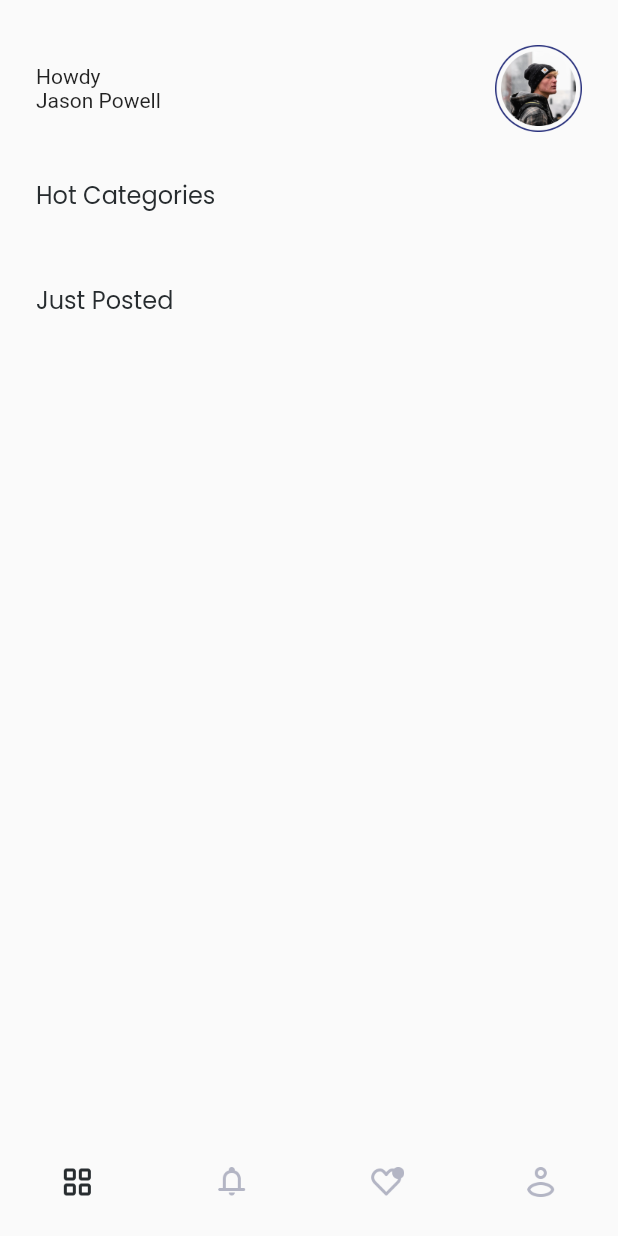
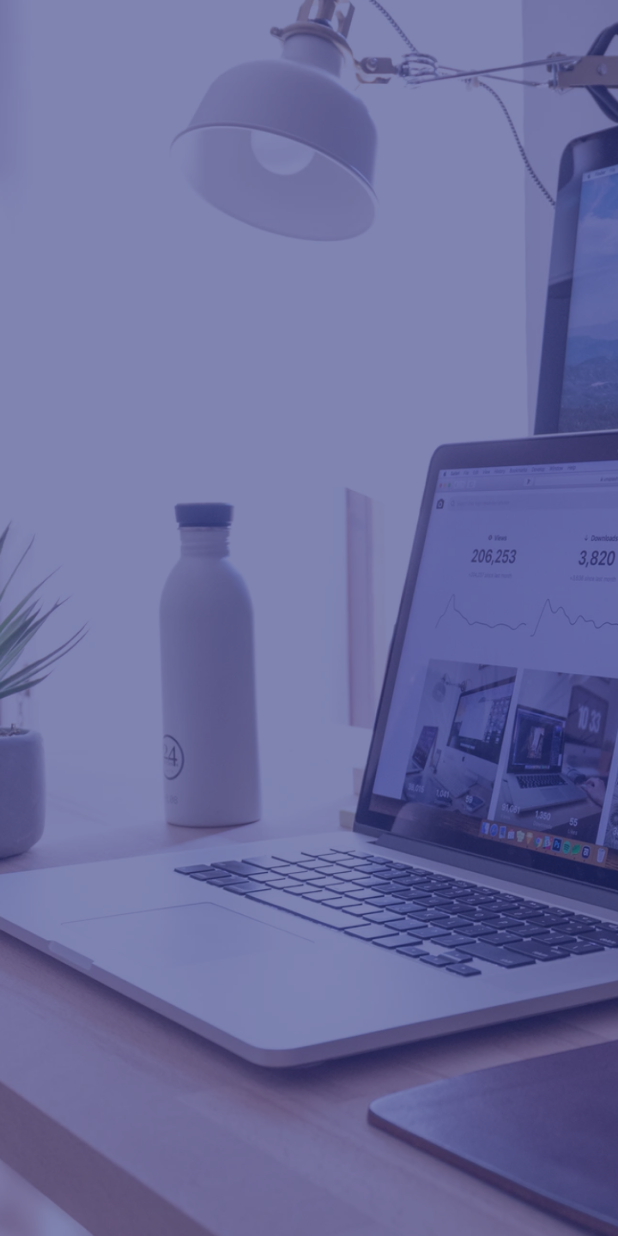
Before and after one commit to soulofjava/ui_bwa, a Flutter app: the screen it shows after launch, on a phone screen of 412 x 824 dp. Run offline on Flutter 3.47's test engine with Material 2 defaults, Android fonts, the phone set to English and light mode, and no system bars; our stand-ins replace google_fonts.

Commit message:
starter page #1

```diff
--- a/lib/main.dart
+++ b/lib/main.dart
@@ -1,5 +1,4 @@
 import 'package:flutter/material.dart';
-import 'package:ui_bwa/pages/Home_page.dart';
 import 'package:ui_bwa/pages/splash_page.dart';
 
 void main() => runApp(MyApp());
@@ -13,7 +12,6 @@ class MyApp extends StatelessWidget {
       debugShowCheckedModeBanner: false,
       routes: {
         '/': (context) => SplashPage(),
-        '/OnBoardingPage': (context) => HomePage(),
       },
     );
   }
--- a/lib/pages/home_page.dart
+++ /dev/null
@@ -1,199 +0,0 @@
-import 'package:flutter/material.dart';
-import 'package:google_fonts/google_fonts.dart';
-// import 'package:job_application/theme.dart';
-// import 'package:job_application/widgets/custom_list.dart';
-// import 'package:job_application/widgets/job_card.dart';
-
-class HomePage extends StatelessWidget {
-  @override
-  Widget build(BuildContext context) {
-    Widget header() {
-      return SafeArea(
-        child: Container(
-          padding: EdgeInsets.only(top: 30, left: 24, right: 24),
-          child: Row(
-            children: [
-              Column(
-                crossAxisAlignment: CrossAxisAlignment.start,
-                children: [
-                  Text(
-                    'Howdy',
-                    // style: titleTextStyle,
-                  ),
-                  Text(
-                    'Jason Powell',
-                    // style: subTitleTextStyle,
-                  ),
-                ],
-              ),
-              Spacer(),
-              Image.asset(
-                'assets/user_pic.png',
-                width: 58,
-                height: 58,
-              )
-            ],
-          ),
-        ),
-      );
-    }
-
-    Widget body() {
-      return Container(
-        child: Column(
-          crossAxisAlignment: CrossAxisAlignment.start,
-          children: [
-            SizedBox(
-              height: 30,
-            ),
-            Padding(
-              padding: EdgeInsets.only(left: 24),
-              child: Text(
-                'Hot Categories',
-                style: GoogleFonts.poppins(
-                  color: Color(0xff272C2F),
-                  fontSize: 16,
-                  fontWeight: FontWeight.w400,
-                ),
-              ),
-            ),
-            SizedBox(
-              height: 16,
-            ),
-            SingleChildScrollView(
-              scrollDirection: Axis.horizontal,
-              child: Padding(
-                padding: EdgeInsets.only(
-                  left: 24,
-                ),
-                child: Row(
-                  children: [
-                    // JobCard(
-                    //   text: 'Website Developer',
-                    //   imageUrl: 'assets/card_category.png',
-                    // ),
-                    // SizedBox(width: 16),
-                    // JobCard(
-                    //   text: 'Mobile Developer',
-                    //   imageUrl: 'assets/card_category2.png',
-                    // ),
-                    // SizedBox(width: 16),
-                    // JobCard(
-                    //   text: 'App Designer',
-                    //   imageUrl: 'assets/card_category_three.png',
-                    // ),
-                    // SizedBox(width: 16),
-                    // JobCard(
-                    //   text: 'Content Writer',
-                    //   imageUrl: 'assets/card_category_four.png',
-                    // ),
-                    // SizedBox(width: 16),
-                    // JobCard(
-                    //   text: 'Video Grapher',
-                    //   imageUrl: 'assets/card_category_five.png',
-                    // ),
-                    SizedBox(width: 16),
-                  ],
-                ),
-              ),
-            ),
-            SizedBox(height: 30),
-            Padding(
-              padding: EdgeInsets.only(left: 24),
-              child: Text(
-                'Just Posted',
-                style: GoogleFonts.poppins(
-                  color: Color(0xff272C2F),
-                  fontSize: 16,
-                  fontWeight: FontWeight.w400,
-                ),
-              ),
-            ),
-            // Padding(
-            //   padding: const EdgeInsets.only(top: 16, left: 24.0),
-            //   child: CustomList(
-            //     imageUrl: 'assets/google-icon.png',
-            //     jobTitle: 'Front-End Developer',
-            //     companyName: 'Google',
-            //   ),
-            // ),
-            // Padding(
-            //   padding: const EdgeInsets.only(top: 16, left: 24.0),
-            //   child: CustomList(
-            //     imageUrl: 'assets/instagram-icon.png',
-            //     jobTitle: 'UI Designer',
-            //     companyName: 'Instagram',
-            //   ),
-            // ),
-            // Padding(
-            //   padding: const EdgeInsets.only(top: 16, left: 24.0),
-            //   child: CustomList(
-            //     imageUrl: 'assets/facebook-icon.png',
-            //     jobTitle: 'Data Scientist',
-            //     companyName: 'Facebook',
-            //   ),
-            // ),
-            // Padding(
-            //   padding: const EdgeInsets.only(top: 16, left: 24.0),
-            //   child: CustomList(
-            //     imageUrl: 'assets/google-icon.png',
-            //     jobTitle: 'Data Scientist',
-            //     companyName: 'Facebook',
-            //   ),
-            // ),
-          ],
-        ),
-      );
-    }
-
-    return Scaffold(
-      bottomNavigationBar: Container(
-        margin: EdgeInsets.only(top: 30),
-        child: BottomNavigationBar(
-          type: BottomNavigationBarType.fixed,
-          showSelectedLabels: false,
-          unselectedItemColor: Color(0xffB3B5C4),
-          selectedItemColor: Color(0xff272C2F),
-          currentIndex: 0,
-          elevation: 0,
-          iconSize: 24,
-          items: [
-            BottomNavigationBarItem(
-              icon: ImageIcon(
-                AssetImage('assets/navbar_one.png'),
-              ),
-              label: '',
-            ),
-            BottomNavigationBarItem(
-              icon: ImageIcon(
-                AssetImage('assets/navbar_two.png'),
-              ),
-              label: '',
-            ),
-            BottomNavigationBarItem(
-              icon: ImageIcon(
-                AssetImage('assets/navbar_three.png'),
-              ),
-              label: '',
-            ),
-            BottomNavigationBarItem(
-              icon: ImageIcon(
-                AssetImage('assets/navbar_four.png'),
-              ),
-              label: '',
-            ),
-          ],
-        ),
-      ),
-      body: SingleChildScrollView(
-        child: Column(
-          crossAxisAlignment: CrossAxisAlignment.start,
-          children: [
-            header(),
-            body(),
-          ],
-        ),
-      ),
-    );
-  }
-}
--- a/lib/pages/splash_page.dart
+++ b/lib/pages/splash_page.dart
@@ -2,7 +2,7 @@ import 'dart:async';
 
 import 'package:flutter/material.dart';
 import 'package:google_fonts/google_fonts.dart';
-import 'package:ui_bwa/pages/Home_page.dart';
+import 'package:ui_bwa/pages/started_page.dart';
 
 class SplashPage extends StatefulWidget {
   const SplashPage({Key? key}) : super(key: key);
@@ -16,9 +16,9 @@ class _SplashPageState extends State<SplashPage> {
   void initState() {
     super.initState();
 
-    Timer(Duration(seconds: 5), () {
+    Timer(Duration(seconds: 3), () {
       Navigator.pushReplacement(
-          context, MaterialPageRoute(builder: (context) => HomePage()));
+          context, MaterialPageRoute(builder: (context) => GetStartedPage()));
     });
   }
 
--- /dev/null
+++ b/lib/pages/started_page.dart
@@ -0,0 +1,21 @@
+import 'package:flutter/material.dart';
+
+class GetStartedPage extends StatelessWidget {
+  const GetStartedPage({Key? key}) : super(key: key);
+
+  @override
+  Widget build(BuildContext context) {
+    return Scaffold(
+      body: Stack(children: [
+        Container(
+          decoration: BoxDecoration(
+            image: DecorationImage(
+              image: AssetImage('assets/bg.png'),
+              fit: BoxFit.cover,
+            ),
+          ),
+        ),
+      ]),
+    );
+  }
+}
```
